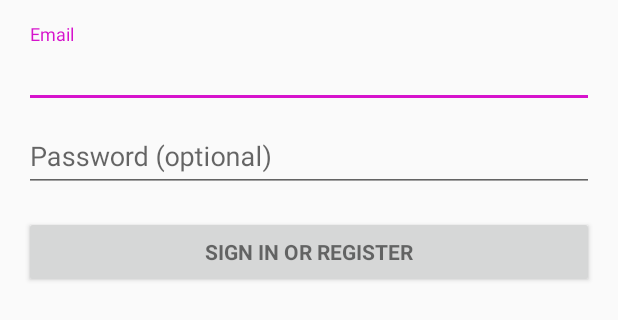
After one commit to PiotrAlejski/Piotr_Library_I, an Android app: the layout activity_login.xml on its own in the app's theme, with its tools: preview values and no code run, on a phone screen of 412 x 824 dp. The commit adds this screen. Shown: the top 320 px of the screen. Run offline under Robolectric (Android 15) with nearby library versions, the phone set to English and light mode, and no system bars.

Commit message:
add splash activity and login

```diff
--- a/app/build.gradle
+++ b/app/build.gradle
@@ -20,9 +20,9 @@ android {
 
 dependencies {
     compile fileTree(dir: 'libs', include: ['*.jar'])
+    compile group: 'commons-io', name: 'commons-io', version: '2.0.1'
     compile 'com.android.support:appcompat-v7:25.0.1'
     compile 'com.android.support.constraint:constraint-layout:1.0.2'
-    compile group: 'commons-io', name: 'commons-io', version: '2.0.1'
     compile 'com.android.support:leanback-v17:25.0.1'
     compile 'com.android.support:design:25.0.1'
 }
--- a/app/src/main/AndroidManifest.xml
+++ b/app/src/main/AndroidManifest.xml
@@ -1,7 +1,6 @@
 <?xml version="1.0" encoding="utf-8"?>
 <manifest xmlns:android="http://schemas.android.com/apk/res/android"
     package="com.example.rc.samples">
-
     <application
         android:allowBackup="true"
         android:icon="@mipmap/ic_launcher"
@@ -9,13 +8,15 @@
         android:roundIcon="@mipmap/ic_launcher_round"
         android:supportsRtl="true"
         android:theme="@style/AppTheme">
-        <activity android:name=".MainActivity">
+        <activity android:name=".MainActivity" />
+        <activity
+            android:name=".SplashActivity"
+            android:theme="@style/SplashTheme">
             <intent-filter>
                 <action android:name="android.intent.action.MAIN" />
-
                 <category android:name="android.intent.category.LAUNCHER" />
             </intent-filter>
         </activity>
+        <activity android:name=".LoginActivity"></activity>
     </application>
-
 </manifest>
--- /dev/null
+++ b/app/src/main/java/com/example/rc/samples/LoginActivity.java
@@ -0,0 +1,13 @@
+package com.example.rc.samples;
+
+import android.support.v7.app.AppCompatActivity;
+import android.os.Bundle;
+
+public class LoginActivity extends AppCompatActivity {
+
+    @Override
+    protected void onCreate(Bundle savedInstanceState) {
+        super.onCreate(savedInstanceState);
+        setContentView(R.layout.activity_main);
+    }
+}
--- /dev/null
+++ b/app/src/main/java/com/example/rc/samples/SplashActivity.java
@@ -0,0 +1,36 @@
+package com.example.rc.samples;
+
+import android.content.Intent;
+import android.content.SharedPreferences;
+import android.os.Bundle;
+import android.preference.PreferenceManager;
+import android.support.v7.app.AppCompatActivity;
+
+public class SplashActivity extends AppCompatActivity {
+
+    public static final String TOKEN = "token";
+
+    @Override
+    protected void onCreate(Bundle savedInstanceState) {
+        super.onCreate(savedInstanceState);
+
+        SharedPreferences prefs = PreferenceManager.getDefaultSharedPreferences(this);
+//        prefs
+//                .edit()
+//                .putString(TOKEN, "jakiś token")
+//                .commit();
+        Intent intent = null;
+        if(!prefs.contains(TOKEN)){
+            intent = new Intent(this, MainActivity.class);
+
+        } else {
+            //Login_Activity
+            intent = new Intent(this, LoginActivity.class);
+
+        }
+        startActivity(intent);
+        finish();
+
+
+    }
+}
--- /dev/null
+++ b/app/src/main/res/drawable/background_splash.xml
@@ -0,0 +1,12 @@
+<?xml version="1.0" encoding="utf-8"?>
+<layer-list xmlns:android="http://schemas.android.com/apk/res/android">
+
+    <item android:drawable="@color/gray" />
+
+    <item>
+        <bitmap
+            android:gravity="center"
+            android:src="@mipmap/ic_launcher" />
+    </item>
+
+</layer-list>
--- /dev/null
+++ b/app/src/main/res/layout/activity_login.xml
@@ -0,0 +1,77 @@
+<LinearLayout xmlns:android="http://schemas.android.com/apk/res/android"
+    xmlns:tools="http://schemas.android.com/tools"
+    android:layout_width="match_parent"
+    android:layout_height="match_parent"
+    android:gravity="center_horizontal"
+    android:orientation="vertical"
+    android:paddingBottom="@dimen/activity_vertical_margin"
+    android:paddingLeft="@dimen/activity_horizontal_margin"
+    android:paddingRight="@dimen/activity_horizontal_margin"
+    android:paddingTop="@dimen/activity_vertical_margin"
+    tools:context="com.example.rc.samples.LoginActivity">
+
+    <!-- Login progress -->
+    <ProgressBar
+        android:id="@+id/login_progress"
+        style="?android:attr/progressBarStyleLarge"
+        android:layout_width="wrap_content"
+        android:layout_height="wrap_content"
+        android:layout_marginBottom="8dp"
+        android:visibility="gone" />
+
+    <ScrollView
+        android:id="@+id/login_form"
+        android:layout_width="match_parent"
+        android:layout_height="match_parent">
+
+        <LinearLayout
+            android:id="@+id/email_login_form"
+            android:layout_width="match_parent"
+            android:layout_height="wrap_content"
+            android:orientation="vertical">
+
+            <android.support.design.widget.TextInputLayout
+                android:layout_width="match_parent"
+                android:layout_height="wrap_content">
+
+                <AutoCompleteTextView
+                    android:id="@+id/email"
+                    android:layout_width="match_parent"
+                    android:layout_height="wrap_content"
+                    android:hint="@string/prompt_email"
+                    android:inputType="textEmailAddress"
+                    android:maxLines="1"
+                    android:singleLine="true" />
+
+            </android.support.design.widget.TextInputLayout>
+
+            <android.support.design.widget.TextInputLayout
+                android:layout_width="match_parent"
+                android:layout_height="wrap_content">
+
+                <EditText
+                    android:id="@+id/password"
+                    android:layout_width="match_parent"
+                    android:layout_height="wrap_content"
+                    android:hint="@string/prompt_password"
+                    android:imeActionId="@+id/login"
+                    android:imeActionLabel="@string/action_sign_in_short"
+                    android:imeOptions="actionUnspecified"
+                    android:inputType="textPassword"
+                    android:maxLines="1"
+                    android:singleLine="true" />
+
+            </android.support.design.widget.TextInputLayout>
+
+            <Button
+                android:id="@+id/email_sign_in_button"
+                style="?android:textAppearanceSmall"
+                android:layout_width="match_parent"
+                android:layout_height="wrap_content"
+                android:layout_marginTop="16dp"
+                android:text="@string/action_sign_in"
+                android:textStyle="bold" />
+
+        </LinearLayout>
+    </ScrollView>
+</LinearLayout>
--- a/app/src/main/res/values/colors.xml
+++ b/app/src/main/res/values/colors.xml
@@ -3,4 +3,5 @@
     <color name="colorPrimary">#47b53f</color>
     <color name="colorPrimaryDark">#296924</color>
     <color name="colorAccent">#d613cc</color>
+    <color name="gray">#df66d9</color>
 </resources>
--- /dev/null
+++ b/app/src/main/res/values/dimens.xml
@@ -0,0 +1,5 @@
+<resources>
+    <!-- Default screen margins, per the Android Design guidelines. -->
+    <dimen name="activity_horizontal_margin">16dp</dimen>
+    <dimen name="activity_vertical_margin">16dp</dimen>
+</resources>
--- a/app/src/main/res/values/strings.xml
+++ b/app/src/main/res/values/strings.xml
@@ -1,3 +1,17 @@
 <resources>
     <string name="app_name">Samples</string>
+    <string name="title_activity_login">Sign in</string>
+
+    <!-- Strings related to login -->
+    <string name="prompt_email">Email</string>
+    <string name="prompt_password">Password (optional)</string>
+    <string name="action_sign_in">Sign in or register</string>
+    <string name="action_sign_in_short">Sign in</string>
+    <string name="error_invalid_email">This email address is invalid</string>
+    <string name="error_invalid_password">This password is too short</string>
+    <string name="error_incorrect_password">This password is incorrect</string>
+    <string name="error_field_required">This field is required</string>
+    <string name="permission_rationale">"Contacts permissions are needed for providing email
+        completions."
+    </string>
 </resources>
--- a/app/src/main/res/values/styles.xml
+++ b/app/src/main/res/values/styles.xml
@@ -8,4 +8,8 @@
         <item name="colorAccent">@color/colorAccent</item>
     </style>
 
+    <style name="SplashTheme" parent="Theme.AppCompat.NoActionBar">
+        <item name="android:windowBackground">@drawable/background_splash</item>
+    </style>
+
 </resources>
```
